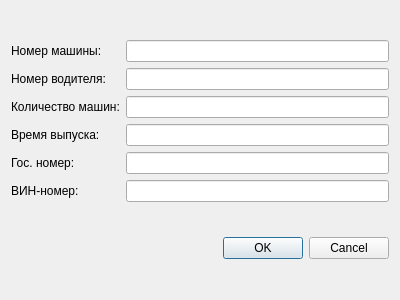
RDaniil1/SQLcourse, file CourseDB/addentryvehicle.ui: the form before one commit.
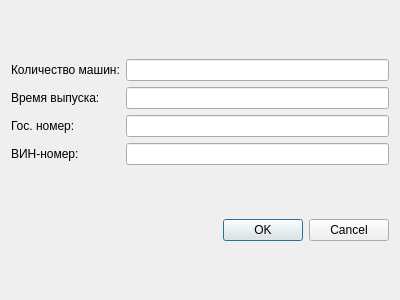
The form after the commit.

Diff of the .ui file:
```diff
--- a/CourseDB/addentryvehicle.ui
+++ b/CourseDB/addentryvehicle.ui
@@ -17,33 +17,26 @@
    <item>
     <layout class="QGridLayout" name="gridLayout">
      <item row="1" column="1">
-      <widget class="QLineEdit" name="idDriverEdit"/>
+      <widget class="QLineEdit" name="releaseTimeEdit"/>
      </item>
-     <item row="0" column="0">
-      <widget class="QLabel" name="label">
-       <property name="text">
-        <string>Номер машины:</string>
-       </property>
-      </widget>
-     </item>
-     <item row="1" column="0">
-      <widget class="QLabel" name="label_2">
-       <property name="text">
-        <string>Номер водителя:</string>
-       </property>
-      </widget>
-     </item>
-     <item row="2" column="1">
+     <item row="0" column="1">
       <widget class="QLineEdit" name="vehicleAmountEdit"/>
      </item>
-     <item row="4" column="0">
-      <widget class="QLabel" name="label_5">
-       <property name="text">
-        <string>Гос. номер:</string>
-       </property>
-      </widget>
-     </item>
      <item row="3" column="0">
+      <widget class="QLabel" name="label_6">
+       <property name="text">
+        <string>ВИН-номер:</string>
+       </property>
+      </widget>
+     </item>
+     <item row="0" column="0">
+      <widget class="QLabel" name="label_3">
+       <property name="text">
+        <string>Количество машин:</string>
+       </property>
+      </widget>
+     </item>
+     <item row="1" column="0">
       <widget class="QLabel" name="label_4">
        <property name="text">
         <string>Время выпуска:</string>
@@ -51,31 +44,18 @@
       </widget>
      </item>
      <item row="3" column="1">
-      <widget class="QLineEdit" name="releaseTimeEdit"/>
-     </item>
-     <item row="0" column="1">
-      <widget class="QLineEdit" name="idVehicleEdit"/>
+      <widget class="QLineEdit" name="vinEdit"/>
      </item>
      <item row="2" column="0">
-      <widget class="QLabel" name="label_3">
+      <widget class="QLabel" name="label_5">
        <property name="text">
-        <string>Количество машин:</string>
+        <string>Гос. номер:</string>
        </property>
       </widget>
      </item>
-     <item row="5" column="0">
-      <widget class="QLabel" name="label_6">
-       <property name="text">
-        <string>ВИН-номер:</string>
-       </property>
-      </widget>
-     </item>
-     <item row="4" column="1">
+     <item row="2" column="1">
       <widget class="QLineEdit" name="stateNumEdit"/>
      </item>
-     <item row="5" column="1">
-      <widget class="QLineEdit" name="vinEdit"/>
-     </item>
     </layout>
    </item>
    <item>
```
